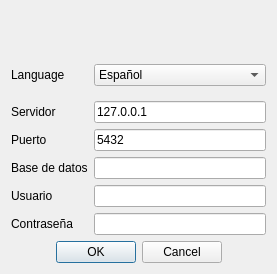
This is ui/frmAccess.ui in turulomio/xulpymoney as Qt 5 draws it before an edit. The edited form follows.
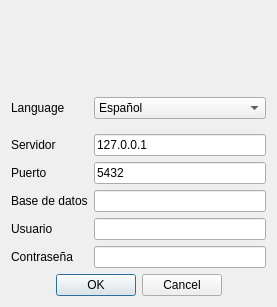
This is the edited form. Icons and pictures are not drawn.

Commit message: Conceptos mostrados solo los que tieenen saldo mensual

The edit to the form file:
```diff
--- a/ui/frmAccess.ui
+++ b/ui/frmAccess.ui
@@ -20,11 +20,44 @@
    <iconset>
     <normaloff>:/images/kmplot.jpg</normaloff>:/images/kmplot.jpg</iconset>
   </property>
-  <layout class="QHBoxLayout" name="horizontalLayout_2">
+  <layout class="QHBoxLayout" name="horizontalLayout_3">
    <item>
     <layout class="QVBoxLayout" name="verticalLayout">
      <item>
+      <layout class="QHBoxLayout" name="horizontalLayout_2">
+       <item>
+        <spacer name="horizontalSpacer_2">
+         <property name="orientation">
+          <enum>Qt::Horizontal</enum>
+         </property>
+         <property name="sizeHint" stdset="0">
+          <size>
+           <width>40</width>
+           <height>20</height>
+          </size>
+         </property>
+        </spacer>
+       </item>
+       <item>
       <widget class="QLabel" name="lbl">
+         <property name="sizePolicy">
+          <sizepolicy hsizetype="Fixed" vsizetype="Fixed">
+           <horstretch>0</horstretch>
+           <verstretch>0</verstretch>
+          </sizepolicy>
+         </property>
+         <property name="minimumSize">
+          <size>
+           <width>80</width>
+           <height>80</height>
+          </size>
+         </property>
+         <property name="maximumSize">
+          <size>
+           <width>80</width>
+           <height>80</height>
+          </size>
+         </property>
        <property name="text">
         <string/>
        </property>
@@ -38,6 +71,21 @@
         <set>Qt::AlignCenter</set>
        </property>
       </widget>
+       </item>
+       <item>
+        <spacer name="horizontalSpacer">
+         <property name="orientation">
+          <enum>Qt::Horizontal</enum>
+         </property>
+         <property name="sizeHint" stdset="0">
+          <size>
+           <width>40</width>
+           <height>20</height>
+          </size>
+         </property>
+        </spacer>
+       </item>
+      </layout>
      </item>
      <item>
       <layout class="QFormLayout" name="formLayout">
```
Left out of the diff: 2 changed lines with no effect on the pictures. Lines whose indentation alone changed are shown as unchanged. The commit also changes 2 other files.
